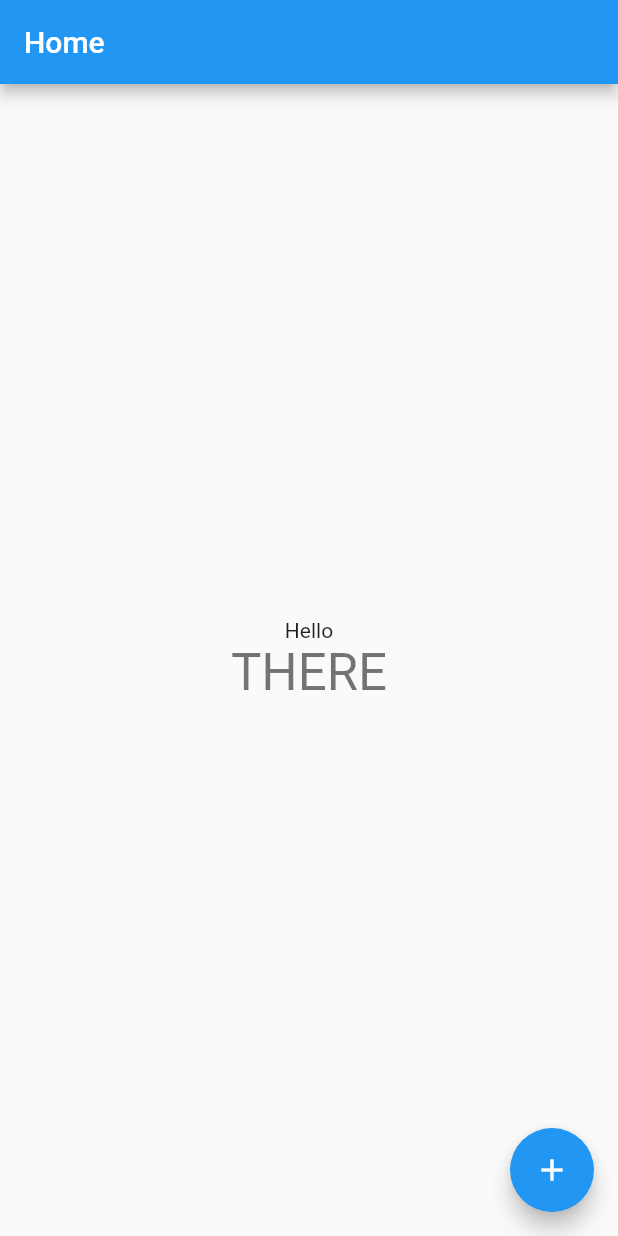
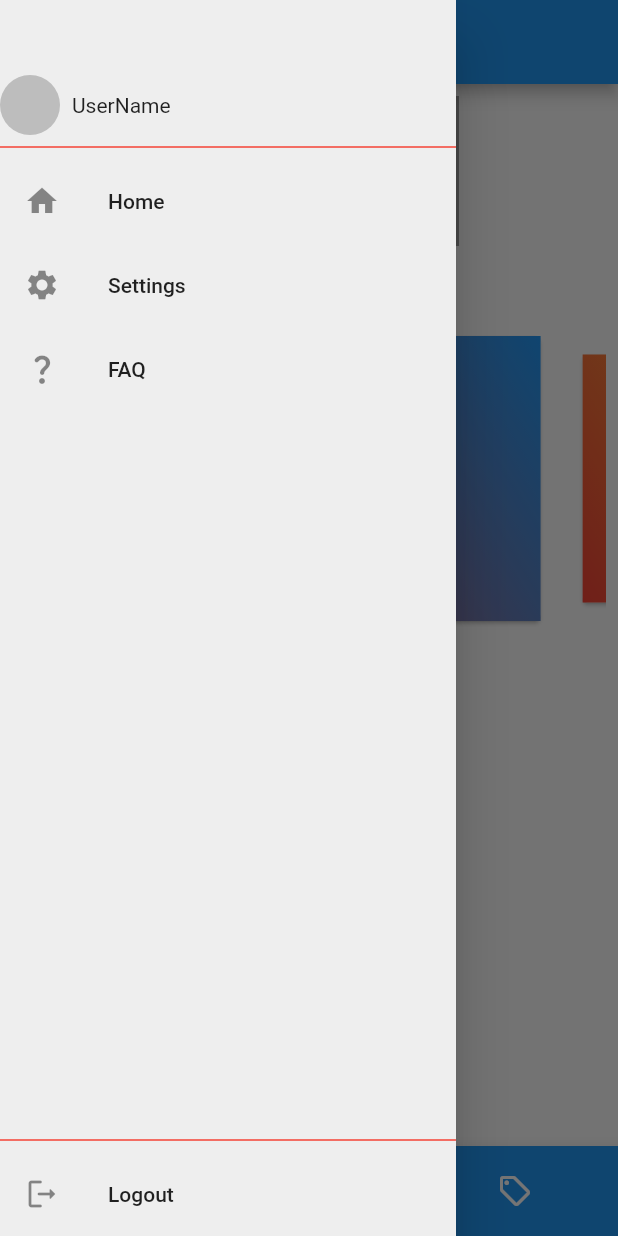
Before and after one commit to SayNode/Vidaia, a Flutter app: the screen it shows after launch, with the side drawer open (before the commit the screen has no drawer), on a phone screen of 412 x 824 dp. Run offline on Flutter 3.47's test engine with Material 2 defaults, Android fonts, the phone set to English and light mode, and no system bars; drawn by our look-alikes of carousel_slider; our stand-ins replace auto_route, easy_localization, flutter_login.

Commit message:
setup basics for all pages

```diff
--- a/vidaia/lib/main.dart
+++ b/vidaia/lib/main.dart
@@ -1,8 +1,6 @@
 import 'package:easy_localization/easy_localization.dart';
 import 'package:flutter/material.dart';
 import 'package:vidaia/pages/home_page.dart';
-import 'package:vidaia/pages/login_page.dart';
-import 'package:vidaia/utils/router.gr.dart';
 
 void main() async {
   WidgetsFlutterBinding.ensureInitialized();
@@ -10,28 +8,21 @@
 
   runApp(
     EasyLocalization(
-        supportedLocales: const [
-          Locale('en', 'US'),
-        ],
+        supportedLocales: const [Locale('en', 'US'),],
         path:
             'assets/translations', // <-- change the path of the translation files
         fallbackLocale: const Locale('en', 'US'),
-        child: MyApp()),
+        child: const MyApp()),
   );
 }
 
 class MyApp extends StatelessWidget {
-  MyApp({Key? key}) : super(key: key);
-
-  final _appRouter = AppRouter();
+  const MyApp({Key? key}) : super(key: key);
 
   // This widget is the root of your application.
   @override
   Widget build(BuildContext context) {
-    return MaterialApp.router(
-      //router for routing
-      routerDelegate: _appRouter.delegate(),
-      routeInformationParser: _appRouter.defaultRouteParser(),
+    return MaterialApp(
       //Localization
       localizationsDelegates: context.localizationDelegates,
       supportedLocales: context.supportedLocales,
@@ -50,6 +41,7 @@
         // is not restarted.
         primarySwatch: Colors.blue,
       ),
+      home: const HomePage(),
     );
   }
 }
--- a/vidaia/lib/pages/home_page.dart
+++ b/vidaia/lib/pages/home_page.dart
@@ -1,6 +1,6 @@
-import 'package:auto_route/auto_route.dart';
 import 'package:flutter/material.dart';
-import 'package:vidaia/utils/router.gr.dart';
+import 'package:vidaia/widgets/vidaia_scaffold.dart';
+import 'package:carousel_slider/carousel_slider.dart';
 
 class HomePage extends StatefulWidget {
   const HomePage({Key? key}) : super(key: key);
@@ -14,7 +14,6 @@ class HomePage extends StatefulWidget {
   // used by the build method of the State. Fields in a Widget subclass are
   // always marked "final".
 
-
   @override
   State<HomePage> createState() => _HomePageState();
 }
@@ -22,55 +21,59 @@ class HomePage extends StatefulWidget {
 class _HomePageState extends State<HomePage> {
   @override
   Widget build(BuildContext context) {
-    // This method is rerun every time setState is called, for instance as done
-    // by the _incrementCounter method above.
-    //
-    // The Flutter framework has been optimized to make rerunning build methods
-    // fast, so that you can just rebuild anything that needs updating rather
-    // than having to individually change instances of widgets.
-    return Scaffold(
-      appBar: AppBar(
-        // Here we take the value from the HomePage object that was created by
-        // the App.build method, and use it to set our appbar title.
-        title: Text('Home'),
+    return VidaiScaffold(
+      body: Column(
+        children: [
+          Padding(
+            padding: const EdgeInsets.all(8.0),
+            child: Container(
+              child: const Center(child: Text('Welcome User', textScaleFactor: 3, textAlign: TextAlign.center,)),
+              color: Colors.grey,
+              height: 100,
+              width: 200,
+            ),
+          ),
+          const Padding(padding: EdgeInsets.symmetric(vertical: 20)),
+          Padding(
+            padding: const EdgeInsets.all(8.0),
+            child: CarouselSlider(
+              options: CarouselOptions(
+                autoPlay: true,
+                aspectRatio: 2.0,
+                enlargeCenterPage: true,
+              ),
+              items: [
+                Card(
+                  child: Container(
+                    decoration: const BoxDecoration(
+                        gradient: LinearGradient(
+                      begin: Alignment.topRight,
+                      end: Alignment.bottomLeft,
+                      colors: [
+                        Colors.blue,
+                        Colors.red,
+                      ],
+                    )),
+                  ),
+                ),
+                Card(
+                  child: Container(
+                    decoration: const BoxDecoration(
+                        gradient: LinearGradient(
+                      begin: Alignment.topRight,
+                      end: Alignment.bottomLeft,
+                      colors: [
+                        Colors.yellow,
+                        Colors.red,
+                      ],
+                    )),
+                  ),
+                )
+              ],
+            ),
+          ),
+        ],
       ),
-      body: Center(
-        // Center is a layout widget. It takes a single child and positions it
-        // in the middle of the parent.
-        child: Column(
-          // Column is also a layout widget. It takes a list of children and
-          // arranges them vertically. By default, it sizes itself to fit its
-          // children horizontally, and tries to be as tall as its parent.
-          //
-          // Invoke "debug painting" (press "p" in the console, choose the
-          // "Toggle Debug Paint" action from the Flutter Inspector in Android
-          // Studio, or the "Toggle Debug Paint" command in Visual Studio Code)
-          // to see the wireframe for each widget.
-          //
-          // Column has various properties to control how it sizes itself and
-          // how it positions its children. Here we use mainAxisAlignment to
-          // center the children vertically; the main axis here is the vertical
-          // axis because Columns are vertical (the cross axis would be
-          // horizontal).
-          mainAxisAlignment: MainAxisAlignment.center,
-          children: <Widget>[
-            const Text(
-              'Hello',
-            ),
-            Text(
-              'THERE',
-              style: Theme.of(context).textTheme.headline4,
-            ),
-          ],
-        ),
-      ),
-      floatingActionButton: FloatingActionButton(
-        onPressed: () async {
-          context.router.push(const LoginRoute());
-        },
-        tooltip: 'Increment',
-        child: Icon(Icons.add),
-      ), // This trailing comma makes auto-formatting nicer for build methods.
     );
   }
 }
--- /dev/null
+++ b/vidaia/lib/utils/globals.dart
@@ -0,0 +1 @@
+bool loginStatus = false;
--- /dev/null
+++ b/vidaia/lib/widgets/vidaia_drawer.dart
@@ -0,0 +1,72 @@
+import 'package:auto_route/auto_route.dart';
+import 'package:flutter/material.dart';
+
+import '../utils/router.gr.dart';
+
+class VidaiaDrawer extends StatelessWidget {
+  const VidaiaDrawer({Key? key}) : super(key: key);
+
+  @override
+  Widget build(BuildContext context) {
+    return Drawer(
+      backgroundColor: Colors.grey.shade200,
+      child: Padding(
+        padding: const EdgeInsets.only(top: 50),
+        child: Column(children: [
+          Row(
+            children: [
+              CircleAvatar(
+                backgroundColor: Colors.grey.shade400,
+              ),
+              const Padding(
+                padding: EdgeInsets.all(8.0),
+                child: Text('UserName'),
+              )
+            ],
+          ),
+          const Divider(
+            color: Colors.red,
+            thickness: 1,
+          ),
+          Material(
+            type: MaterialType.transparency,
+            child: ListTile(
+              leading: const Icon(Icons.home),
+              title: const Text('Home'),
+              onTap: () => {context.router.push(const HomeRoute())},
+            ),
+          ),
+          Material(
+            type: MaterialType.transparency,
+            child: ListTile(
+              leading: const Icon(Icons.settings),
+              title: const Text('Settings'),
+              onTap: () => {context.router.push(const SettingsRoute())},
+            ),
+          ),
+          Material(
+            type: MaterialType.transparency,
+            child: ListTile(
+              leading: const Icon(Icons.question_mark_rounded),
+              title: const Text('FAQ'),
+              onTap: () => {null},
+            ),
+          ),
+          Expanded(child: Container()),
+          const Divider(
+            color: Colors.red,
+            thickness: 1,
+          ),
+          Material(
+            type: MaterialType.transparency,
+            child: ListTile(
+              leading: const Icon(Icons.logout_rounded),
+              title: const Text('Logout'),
+              onTap: () => {context.router.push(const LoginRoute())},
+            ),
+          ),
+        ]),
+      ),
+    );
+  }
+}
--- /dev/null
+++ b/vidaia/lib/widgets/vidaia_navbar.dart
@@ -0,0 +1,51 @@
+import 'package:auto_route/auto_route.dart';
+import 'package:flutter/material.dart';
+
+import '../utils/router.gr.dart';
+
+class VidaiaNavBar extends StatelessWidget {
+  const VidaiaNavBar({Key? key}) : super(key: key);
+
+  @override
+  Widget build(BuildContext context) {
+    return BottomAppBar(
+      //shape: shape,
+      color: Colors.blue,
+      child: IconTheme(
+        data: IconThemeData(color: Theme.of(context).colorScheme.onPrimary),
+        child: SizedBox(
+          height: 60,
+          child: Row(
+            children: <Widget>[
+              Expanded(
+                child: Center(
+                  child: IconButton(
+                    icon: const Icon(Icons.home),
+                    onPressed: () => {context.router.push(const HomeRoute())},
+                  ),
+                ),
+              ),
+              Expanded(
+                child: Center(
+                  child: IconButton(
+                    icon: const Icon(Icons.shopping_cart),
+                    onPressed: () => {context.router.push(const BuyHistoryRoute())},
+                  ),
+                ),
+              ),
+              Expanded(
+                child: Center(
+                  child: IconButton(
+                    icon: const Icon(Icons.local_offer_outlined),
+                    onPressed: () => {context.router.push(const RedeemRoute())},
+                  ),
+                ),
+              ),
+            ],
+          ),
+        ),
+      ),
+    );
+
+  }
+}
--- /dev/null
+++ b/vidaia/lib/widgets/vidaia_scaffold.dart
@@ -0,0 +1,23 @@
+import 'package:flutter/material.dart';
+import 'package:vidaia/widgets/vidaia_drawer.dart';
+import 'package:vidaia/widgets/vidaia_navbar.dart';
+
+class VidaiScaffold extends StatelessWidget {
+  final Widget body;
+
+  const VidaiScaffold({
+    Key? key,
+    required this.body,
+  }) : super(key: key);
+
+  @override
+  Widget build(BuildContext context) {
+    return Scaffold(
+      drawerEnableOpenDragGesture: false,
+      appBar: AppBar(title: const Text('Appbar')),
+      body: body,
+      drawer: const VidaiaDrawer(),
+      bottomNavigationBar: const VidaiaNavBar(),
+    );
+  }
+}
--- a/vidaia/pubspec.yaml
+++ b/vidaia/pubspec.yaml
@@ -30,7 +30,9 @@ dependencies:
   flutter:
     sdk: flutter
 
+  flutter_login: ^3.2.0
   easy_localization: ^3.0.0
+  carousel_slider: ^4.0.0
 
 
   # The following adds the Cupertino Icons font to your application.
@@ -66,6 +68,8 @@ flutter:
 
   assets:
     - assets/translations/
+    - assets/images/vidaia-live-sustainably.png
+
 
   # An image asset can refer to one or more resolution-specific "variants", see
   # https://flutter.dev/assets-and-images/#resolution-aware.
```
Also changed, not shown: vidaia/lib/pages/buy_history_page.dart (added, +118 -0 lines), vidaia/lib/pages/login_page.dart (+48 -3 lines), vidaia/lib/pages/redeem_page.dart (added, +119 -0 lines), vidaia/lib/pages/settings_page.dart (added, +10 -0 lines), vidaia/lib/utils/router.dart (+18 -4 lines), vidaia/assets/images/vidaia-live-sustainably.png (added), vidaia/assets/images/vidaia-logo.png (added), vidaia/lib/utils/router.gr.dart, vidaia/pubspec.lock, 2 other files.
